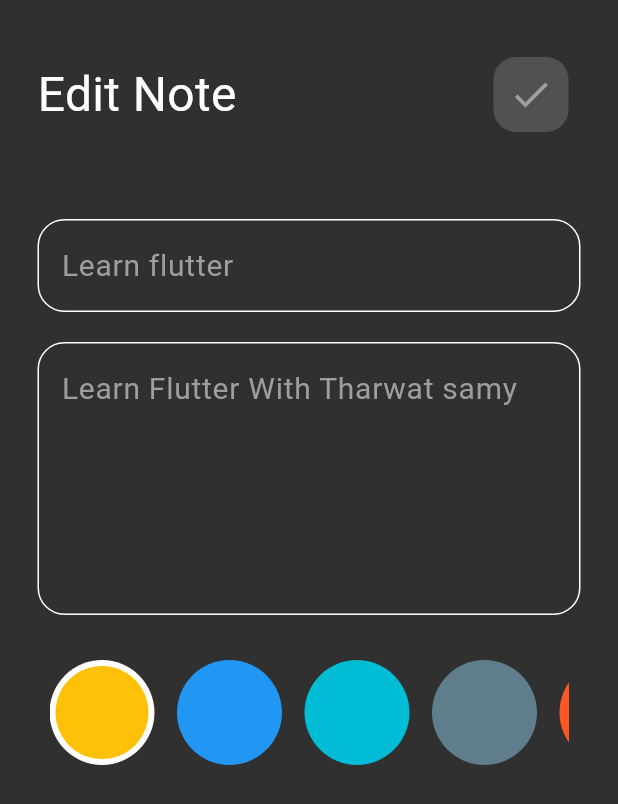
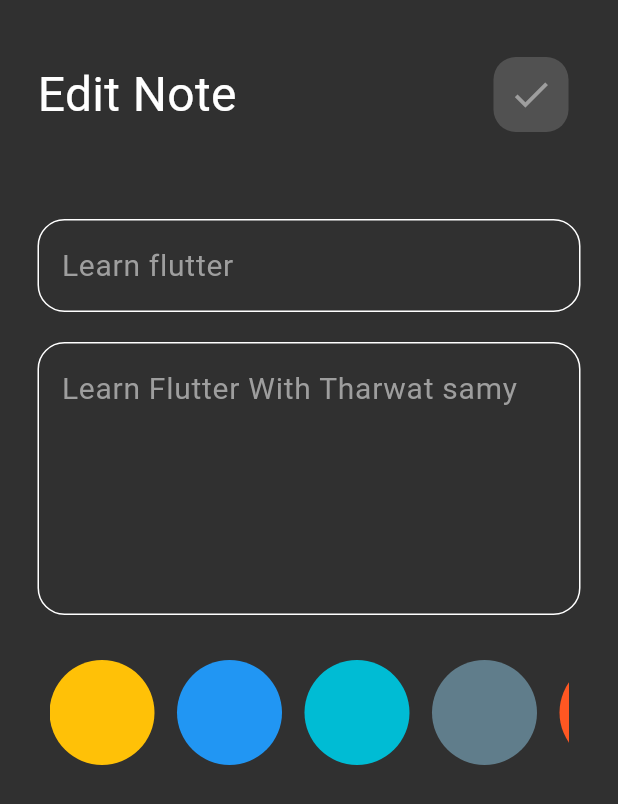
Before and after one commit to AhmedAwadNosir/Notes_App, a Flutter app: the EditView screen opened directly with empty values, after a tap on the "check" icon, on a phone screen of 412 x 824 dp. Shown: the top 804 px of the screen. Run offline on Flutter 3.47's test engine with Material 2 defaults, Android fonts, the phone set to English and light mode, and no system bars; our stand-ins replace bloc, flutter_bloc, hive, hive_flutter; accounts and stored records are empty; generated files the repository leaves out were written again.

Commit message:
create edit note color list

```diff
--- /dev/null
+++ b/lib/Features/Home/wedgits/edit_note_color_list.dart
@@ -0,0 +1,44 @@
+import 'package:flutter/material.dart';
+import 'package:notes_app_git/Features/Home/wedgits/color_picker.dart';
+import 'package:notes_app_git/Models/note_model.dart';
+import 'package:notes_app_git/Utils/app_colors.dart';
+
+class EditNoteColorListView extends StatefulWidget {
+  EditNoteColorListView({super.key, required this.note});
+  NoteModel note;
+  @override
+  State<EditNoteColorListView> createState() => _EditNoteColorListViewState();
+}
+
+class _EditNoteColorListViewState extends State<EditNoteColorListView> {
+  late int currentIndex;
+  @override
+  void initState() {
+    currentIndex = AppColors.kcolors.indexOf(Color(widget.note.color)) ;
+    // TODO: implement initState
+    super.initState();
+  }
+
+  @override
+  Widget build(BuildContext context) {
+    return SizedBox(
+      height: 70,
+      child: ListView.builder(
+        scrollDirection: Axis.horizontal,
+        itemCount: AppColors.kcolors.length,
+        itemBuilder: (context, index) {
+          return GestureDetector(
+              onTap: () {
+                currentIndex = index;
+                widget.note.color = AppColors.kcolors[index].value;
+                setState(() {});
+              },
+              child: ColorPiker(
+                bacgroundColor: AppColors.kcolors[index],
+                isSelected: currentIndex == index,
+              ));
+        },
+      ),
+    );
+  }
+}
--- a/lib/Features/Home/wedgits/edit_note_view_body.dart
+++ b/lib/Features/Home/wedgits/edit_note_view_body.dart
@@ -3,14 +3,23 @@ import 'package:flutter_bloc/flutter_bloc.dart';
 import 'package:notes_app_git/Cubits/featch_notes_cubit/featch_notes_cubit.dart';
 import 'package:notes_app_git/Features/Home/wedgits/color_picker.dart';
 import 'package:notes_app_git/Features/Home/wedgits/color_picker_list_view.dart';
+import 'package:notes_app_git/Features/Home/wedgits/edit_note_color_list.dart';
 import 'package:notes_app_git/Models/note_model.dart';
 
 import '../../wedgits/app_header.dart';
 import 'custom_text_field.dart';
 
-class EditNoteViewBody extends StatelessWidget {
+class EditNoteViewBody extends StatefulWidget {
   const EditNoteViewBody({super.key, required this.note});
   final NoteModel note;
+
+  @override
+  State<EditNoteViewBody> createState() => _EditNoteViewBodyState();
+}
+
+class _EditNoteViewBodyState extends State<EditNoteViewBody> {
+  String? title, content;
+
   @override
   Widget build(BuildContext context) {
     return SafeArea(
@@ -25,7 +34,9 @@ class EditNoteViewBody extends StatelessWidget {
               title: "Edit Note",
               icon: Icons.check,
               onPressed: () {
-                note.save();
+                widget.note.title = title ?? widget.note.title;
+                widget.note.description = content ?? widget.note.description;
+                widget.note.save();
                 BlocProvider.of<FeatchNotesCubit>(context).featchNotes();
                 Navigator.pop(context);
               },
@@ -35,17 +46,17 @@ class EditNoteViewBody extends StatelessWidget {
             ),
             CustomTextField(
               hint: "Learn flutter",
-              text: note.title,
+              text: widget.note.title,
               onChanged: (value) {
-                note.title = value;
+                title = value;
               },
             ),
             CustomTextField(
               hint: "Learn Flutter With Tharwat samy",
               maxlines: 5,
-              text: note.description,
+              text: widget.note.description,
               onChanged: (value) {
-                note.description = value;
+                content = value;
               },
             ),
             const SizedBox(
@@ -53,7 +64,7 @@ class EditNoteViewBody extends StatelessWidget {
             ),
             Padding(
               padding: const EdgeInsets.symmetric(horizontal: 8),
-              child: ColorPickerListView(),
+              child: EditNoteColorListView(note: widget.note),
             ),
           ],
         ),
```
Also changed, not shown: lib/Utils/app_colors.dart (line endings or trailing spaces).
